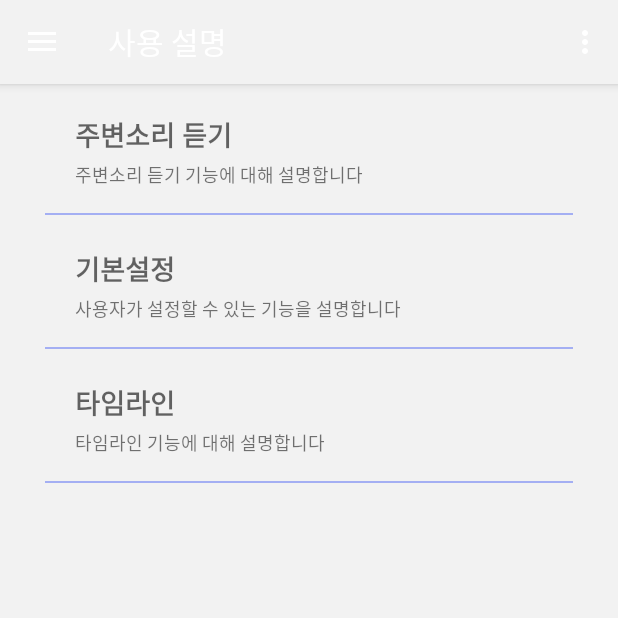
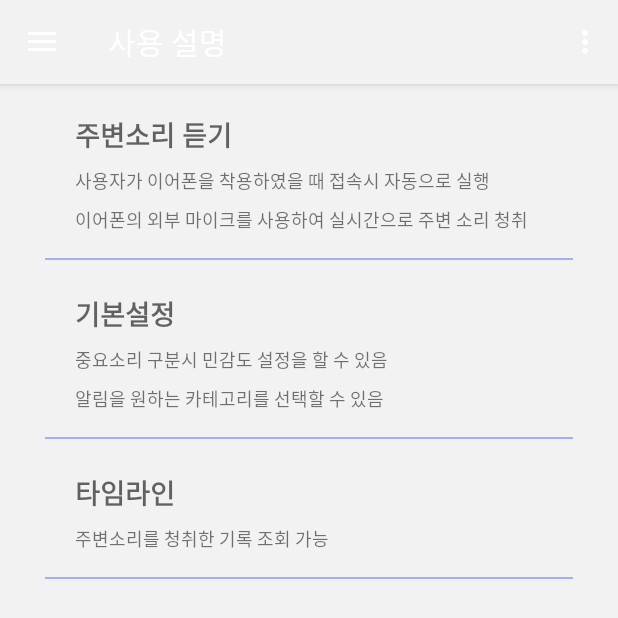
Before and after one commit to chuckchuck-gojol/wiing-wiing, an Android app: the screen it shows after launch (MainActivity), in the side drawer, after a tap on "사용 설명", on a phone screen of 412 x 824 dp. Shown: the top 618 px of the screen. Run offline under Robolectric (Android 15) with nearby library versions, the phone set to English and light mode, and no system bars; our stand-ins replace navigation-ui.

Commit message:
Feat: edit some xml

```diff
--- a/app/src/main/res/layout/fragment_connection.xml
+++ b/app/src/main/res/layout/fragment_connection.xml
@@ -7,6 +7,7 @@
     android:background="@color/mainBackground">
 
     <com.google.android.material.tabs.TabLayout
+        android:id="@+id/tab"
         android:layout_width="match_parent"
         android:layout_height="wrap_content"
         app:layout_constraintStart_toStartOf="parent"
--- a/app/src/main/res/layout/fragment_help.xml
+++ b/app/src/main/res/layout/fragment_help.xml
@@ -30,8 +30,9 @@
             android:id="@+id/alert_content1"
             android:layout_width="match_parent"
             android:layout_height="wrap_content"
-            android:layout_marginTop="4dp"
-            android:text="주변소리 듣기 기능에 대해 설명합니다"
+            android:layout_marginTop="8dp"
+            android:lineSpacingExtra="8sp"
+            android:text="사용자가 이어폰을 착용하였을 때 접속시 자동으로 실행\n이어폰의 외부 마이크를 사용하여 실시간으로 주변 소리 청취 "
             android:textAppearance="@style/TextAppearance.AppCompat.Small"
             android:textSize="12sp" />
 
@@ -59,8 +60,9 @@
             android:id="@+id/alert_content2"
             android:layout_width="match_parent"
             android:layout_height="wrap_content"
-            android:layout_marginTop="4dp"
-            android:text="사용자가 설정할 수 있는 기능을 설명합니다"
+            android:layout_marginTop="8dp"
+            android:lineSpacingExtra="8sp"
+            android:text="중요소리 구분시 민감도 설정을 할 수 있음\n알림을 원하는 카테고리를 선택할 수 있음"
             android:textAppearance="@style/TextAppearance.AppCompat.Small"
             android:textSize="12sp" />
 
@@ -88,8 +90,8 @@
             android:id="@+id/alert_content3"
             android:layout_width="match_parent"
             android:layout_height="wrap_content"
-            android:layout_marginTop="4dp"
-            android:text="타임라인 기능에 대해 설명합니다"
+            android:layout_marginTop="8dp"
+            android:text="주변소리를 청취한 기록 조회 가능"
             android:textAppearance="@style/TextAppearance.AppCompat.Small"
             android:textSize="12sp" />
 
```
Also changed, not shown: app/src/main/java/com/jyami/wiingwiing_black/ui/checking_connection/CheckingConnectionFragment.java (+18 -7 lines), app/src/main/res/layout/connection_tab1.xml (+12 -2 lines).
